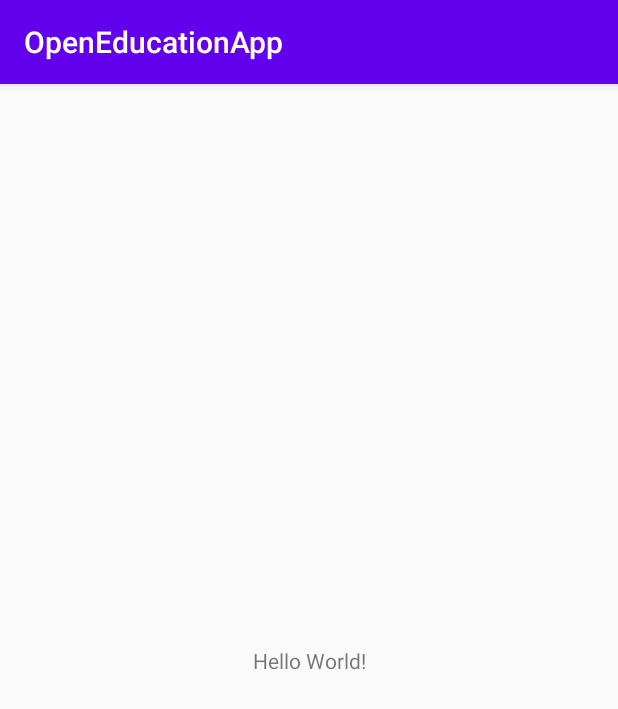
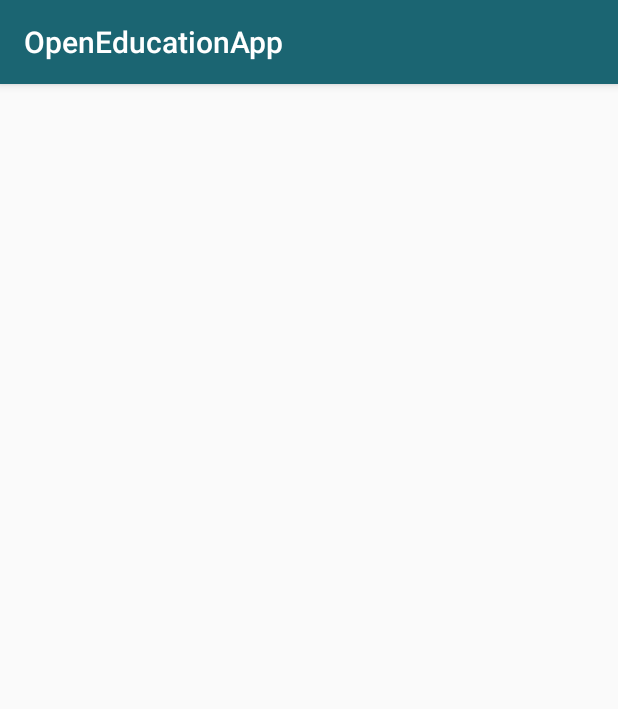
Before and after one commit to kaiott/open-education-app, an Android app: the screen it shows after launch (MainActivity), on a phone screen of 412 x 824 dp. Shown: the top 709 px of the screen. Run offline under Robolectric (Android 15) with nearby library versions, the phone set to English and light mode, and no system bars.

Commit message:
add colors

```diff
--- a/app/build.gradle
+++ b/app/build.gradle
@@ -27,6 +27,7 @@ dependencies {
     implementation fileTree(dir: 'libs', include: ['*.jar'])
 
     implementation 'androidx.appcompat:appcompat:1.1.0'
+    implementation 'androidx.appcompat:design:1.1.0'
     implementation 'androidx.constraintlayout:constraintlayout:1.1.3'
     testImplementation 'junit:junit:4.12'
     androidTestImplementation 'androidx.test.ext:junit:1.1.1'
--- a/app/src/main/res/layout/activity_main.xml
+++ b/app/src/main/res/layout/activity_main.xml
@@ -4,15 +4,4 @@
     xmlns:tools="http://schemas.android.com/tools"
     android:layout_width="match_parent"
     android:layout_height="match_parent"
-    tools:context=".MainActivity">
-
-    <TextView
-        android:layout_width="wrap_content"
-        android:layout_height="wrap_content"
-        android:text="Hello World!"
-        app:layout_constraintBottom_toBottomOf="parent"
-        app:layout_constraintLeft_toLeftOf="parent"
-        app:layout_constraintRight_toRightOf="parent"
-        app:layout_constraintTop_toTopOf="parent" />
-
-</androidx.constraintlayout.widget.ConstraintLayout>
+    tools:context=".MainActivity"/>
--- a/app/src/main/res/values/colors.xml
+++ b/app/src/main/res/values/colors.xml
@@ -1,6 +1,11 @@
 <?xml version="1.0" encoding="utf-8"?>
 <resources>
-    <color name="colorPrimary">#6200EE</color>
-    <color name="colorPrimaryDark">#3700B3</color>
-    <color name="colorAccent">#03DAC5</color>
+    <color name="colorPrimary">#1b6572</color>
+    <color name="colorPrimaryDark">#1d4d59</color>
+    <color name="colorAccent">#1e9fb0</color>
+    <color name="alt1">#f8f9f9</color>
+    <color name="alt2">#555d66</color>
+    <color name="alt3">#23282d</color>
+    <color name="alt4">#40464d</color>
+    <color name="alt5">#e2e4e7</color>
 </resources>
```
Also changed, not shown: 1 other file.
